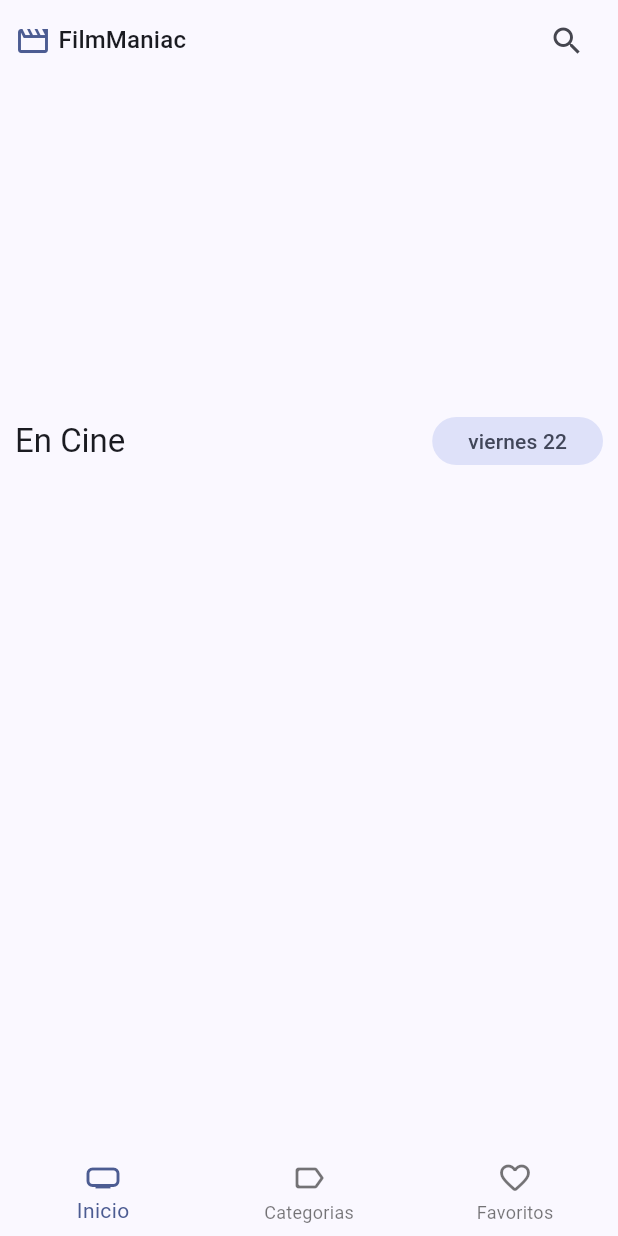
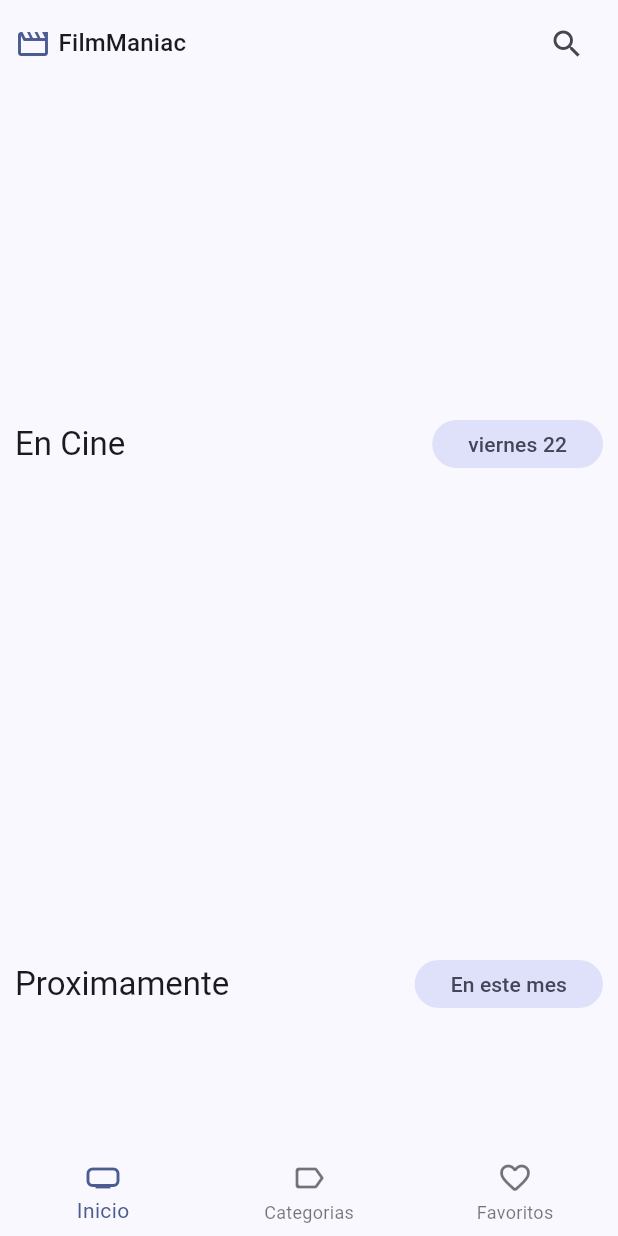
Before and after one commit to AndresCastilloPlata/film_maniac, a Flutter app: the screen it shows after launch, on a phone screen of 412 x 824 dp. Run offline on Flutter 3.47's test engine with Material 3 defaults, Android fonts, the phone set to English and light mode, and no system bars; drawn by our look-alikes of card_swiper; our stand-ins replace animate_do, dio, flutter_dotenv, flutter_riverpod, go_router; network calls fail.

Commit message:
se aplica un CustomScrollview para tener el efecto que muestre el appbar al momento de deslizar de abajo hacia arriba y ajustes de slivers.

```diff
--- a/lib/presentation/screens/movies/home_screen.dart
+++ b/lib/presentation/screens/movies/home_screen.dart
@@ -40,17 +40,59 @@ class _HomeViewState extends ConsumerState<_HomeView> {
     final slideShowMovies = ref.watch(moviesSlideshowProvider);
     final today = HumanFormats.formattedDate(DateTime.now());
 
+    return CustomScrollView(
+      slivers: [
+        const SliverAppBar(
+          floating: true,
+          flexibleSpace: FlexibleSpaceBar(
+            title: CustomAppbar(),
+            titlePadding: EdgeInsets.zero,
+          ),
+        ),
+        SliverList(
+            delegate: SliverChildBuilderDelegate(
+          (context, index) {
             return Column(
               children: [
-        const CustomAppbar(),
                 MoviesSlideshow(movies: slideShowMovies),
                 MovieHorizontalListview(
                   movies: nowPlayingMovies,
                   title: 'En Cine',
                   subTitle: today,
-          loadNextPage: () =>
-              ref.read(nowPlayingMoviesProvider.notifier).loadNextPage(),
+                  loadNextPage: () => ref
+                      .read(nowPlayingMoviesProvider.notifier)
+                      .loadNextPage(),
                 ),
+                MovieHorizontalListview(
+                  movies: nowPlayingMovies,
+                  title: 'Proximamente',
+                  subTitle: 'En este mes',
+                  loadNextPage: () => ref
+                      .read(nowPlayingMoviesProvider.notifier)
+                      .loadNextPage(),
+                ),
+                MovieHorizontalListview(
+                  movies: nowPlayingMovies,
+                  title: 'Populares',
+                  // subTitle: 'En este mes',
+                  loadNextPage: () => ref
+                      .read(nowPlayingMoviesProvider.notifier)
+                      .loadNextPage(),
+                ),
+                MovieHorizontalListview(
+                  movies: nowPlayingMovies,
+                  title: 'Mejor calificadas',
+                  subTitle: 'Hasta la fecha',
+                  loadNextPage: () => ref
+                      .read(nowPlayingMoviesProvider.notifier)
+                      .loadNextPage(),
+                ),
+                const SizedBox(height: 10),
+              ],
+            );
+          },
+          childCount: 1,
+        ))
       ],
     );
   }
```
Lines whose indentation alone changed are shown as unchanged.
